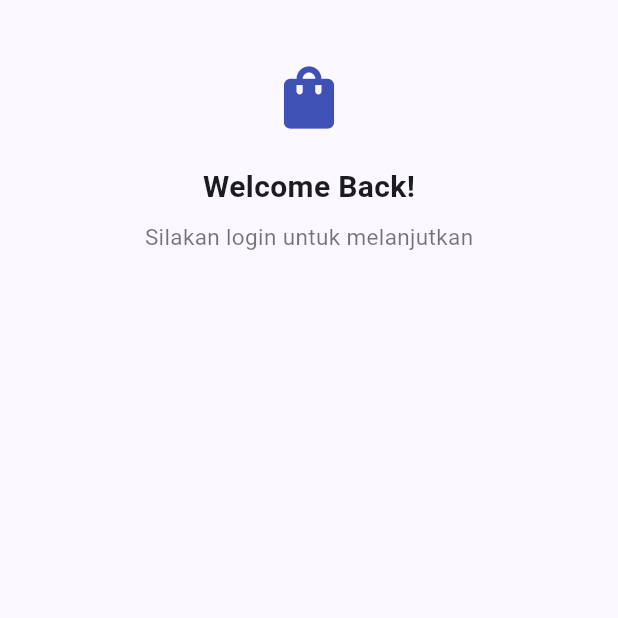
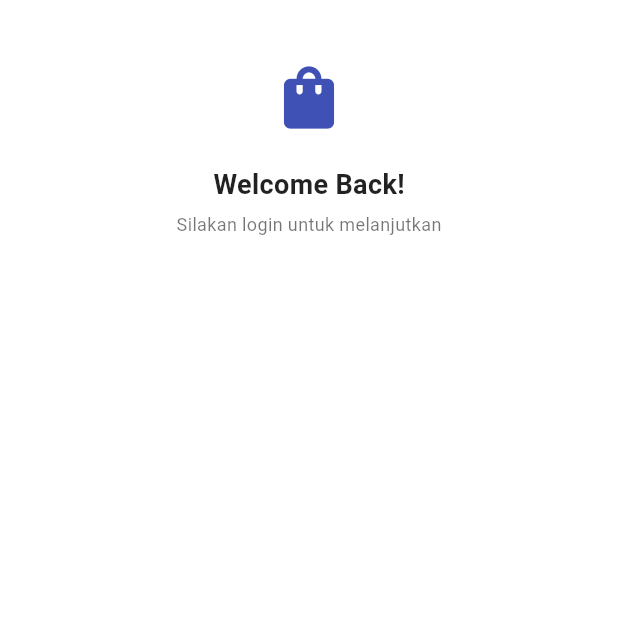
Before and after one commit to Mariariaardyanti/KB1179-1123150050-uts, a Flutter app: the Login screen opened directly, on a phone screen of 412 x 824 dp, the top half of it. Run offline on Flutter 3.47's test engine with Material 3 defaults, Android fonts, the phone set to English and light mode, and no system bars.

Commit message:
update: wrapping widget to center

```diff
--- a/lib/screen/login.dart
+++ b/lib/screen/login.dart
@@ -6,25 +6,37 @@ class Login extends StatelessWidget {
   @override
   Widget build(BuildContext context) {
     return Scaffold(
+      backgroundColor: Colors.white,
       body: SingleChildScrollView(
         child: Center(
-         child: const Column(
-  children: [
-    SizedBox(height: 40),
+          child: Padding(
+            padding: const EdgeInsets.all(20.0),
+            child: Column(
+              mainAxisAlignment: MainAxisAlignment.center,
+              crossAxisAlignment: CrossAxisAlignment.center,
+              children: const [
+                SizedBox(height: 20),
                 Icon(Icons.shopping_bag, size: 50, color: Colors.indigo),
                 SizedBox(height: 20),
                 Text(
                   "Welcome Back!",
-      style: TextStyle(fontSize: 20, fontWeight: FontWeight.bold),
+                  style: TextStyle(
+                    fontSize: 18,
+                    fontWeight: FontWeight.bold,
+                    color: Colors.black87,
                   ),
-    SizedBox(height: 8),
+                ),
+                SizedBox(height: 5),
                 Text(
                   "Silakan login untuk melanjutkan",
-            style: TextStyle(fontSize: 15, color: Colors.black54),
+                  style: TextStyle(
+                    fontSize: 12,
+                    color: Colors.black54,
+                  ),
                 ),
               ],
             ),
-
+          ),
         ),
       ),
     );
```
Lines whose indentation alone changed are shown as unchanged.
